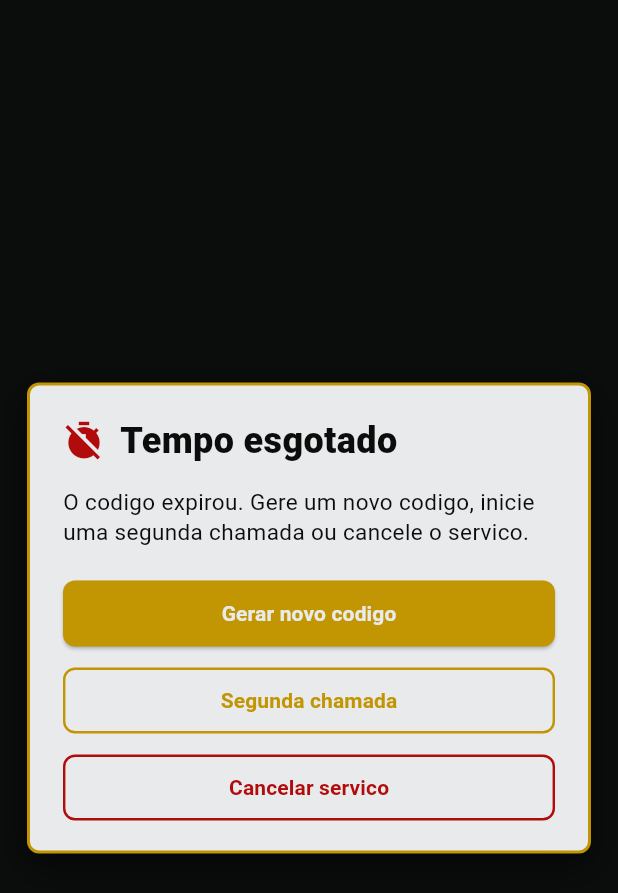
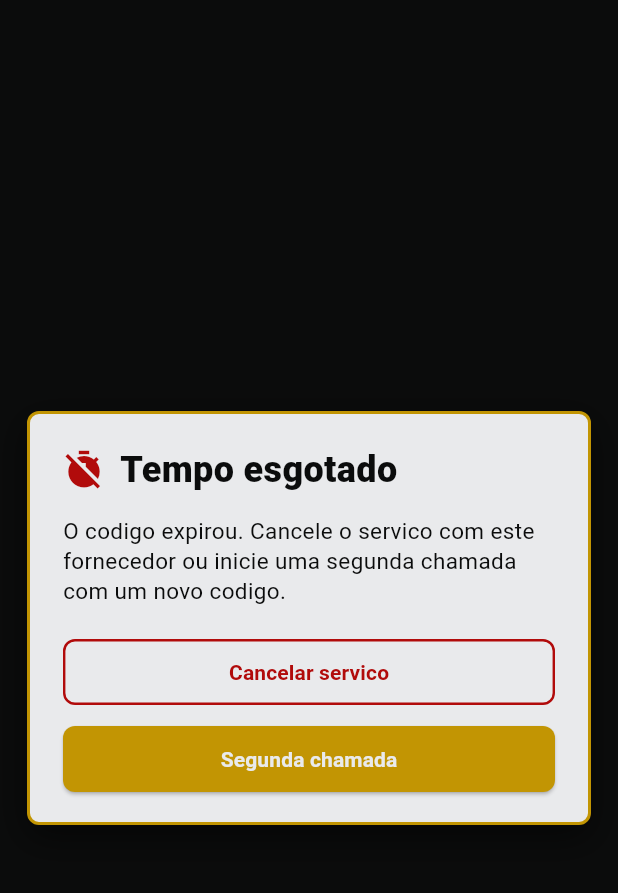
Before and after one commit to Chronora-ADS/Chronora-Flutter, a Flutter app: the _TimeExpiredActionDialog widget shown alone on an empty page, opened directly, on a phone screen of 412 x 824 dp. Shown: the top 893 px of the screen. Run offline on Flutter 3.47's test engine with Material 3 defaults, Android fonts, the phone set to English and light mode, and no system bars; our stand-ins replace file_picker, image_picker, qr_flutter, shared_preferences; accounts and stored records are empty; network calls fail.

Commit message:
revert: remove opcao gerar novo codigo (segunda chamada ja gera novo codigo)
Co-Authored-By: Claude Sonnet 4.6 <noreply@anthropic.com>

```diff
--- a/lib/pages/requests/request_accepted_view.dart
+++ b/lib/pages/requests/request_accepted_view.dart
@@ -18,7 +18,7 @@ import '../../widgets/wallet_modal.dart';
 
 enum RequestAcceptedAudience { provider, requester }
 
-enum _ExpiredCodeAction { cancelService, secondCall, renewCode }
+enum _ExpiredCodeAction { cancelService, secondCall }
 
 class _LeaveMessage {
   final String text;
@@ -604,11 +604,6 @@ class _RequestAcceptedViewState extends State<RequestAcceptedView> {
         return;
       }
 
-      if (action == _ExpiredCodeAction.renewCode) {
-        await _renewVerificationCode();
-        return;
-      }
-
       if (action == _ExpiredCodeAction.secondCall) {
         await _requestSecondCall();
         return;
@@ -682,64 +677,6 @@ class _RequestAcceptedViewState extends State<RequestAcceptedView> {
           error,
           fallback: 'Nao foi possivel iniciar a segunda chamada.',
         ),
-        isError: true,
-      );
-    } finally {
-      _isHandlingExpiration = false;
-    }
-  }
-
-  Future<void> _renewVerificationCode() async {
-    if (_isHandlingExpiration || _isLeavingAcceptedView) return;
-
-    final serviceId = _resolvedServiceDetail?.id;
-    if (serviceId == null) {
-      AppSnackBar.show(context, 'Servico nao encontrado.', isError: true);
-      return;
-    }
-
-    _isHandlingExpiration = true;
-
-    try {
-      final prefs = await SharedPreferences.getInstance();
-      final token = prefs.getString('auth_token');
-      if (token == null) throw Exception('Usuario nao autenticado.');
-
-      final response = await ApiService.put(
-        '/service/renewCode/$serviceId',
-        const {},
-        token: token,
-      );
-
-      if (response.statusCode < 200 || response.statusCode >= 300) {
-        throw Exception(
-          ApiService.extractErrorMessage(
-            response.body,
-            fallback: 'Nao foi possivel renovar o codigo.',
-          ),
-        );
-      }
-
-      final latestDetail = _parseServiceDetailFromResponse(response.body);
-      if (!mounted || latestDetail == null) return;
-
-      setState(() {
-        _resolvedServiceDetail = latestDetail;
-        _serviceId = latestDetail.id ?? _serviceId;
-        _syncAcceptedRequestInfoFromServiceDetail();
-        _didShowProviderExpiredMessage = false;
-      });
-
-      _syncRemainingAuthenticationCodeTime();
-      _startAuthenticationCodeCountdown();
-      _startAcceptedRequestSync();
-
-      AppSnackBar.show(context, 'Novo codigo gerado. Compartilhe com o prestador.');
-    } catch (error) {
-      if (!mounted) return;
-      AppSnackBar.show(
-        context,
-        _friendlyErrorMessage(error, fallback: 'Nao foi possivel renovar o codigo.'),
         isError: true,
       );
     } finally {
@@ -1981,7 +1918,7 @@ class _TimeExpiredActionDialogState extends State<_TimeExpiredActionDialog> {
               ),
               const SizedBox(height: 14),
               const Text(
-                'O codigo expirou. Gere um novo codigo, inicie uma segunda chamada ou cancele o servico.',
+                'O codigo expirou. Cancele o servico com este fornecedor ou inicie uma segunda chamada com um novo codigo.',
                 style: TextStyle(
                   color: AppColors.preto,
                   fontSize: 15,
@@ -1989,52 +1926,15 @@ class _TimeExpiredActionDialogState extends State<_TimeExpiredActionDialog> {
                 ),
               ),
               const SizedBox(height: 20),
-              Column(
-                crossAxisAlignment: CrossAxisAlignment.stretch,
-                children: [
-                  ElevatedButton(
+              LayoutBuilder(
+                builder: (context, constraints) {
+                  final isCompact = constraints.maxWidth < 380;
+                  final cancelButton = OutlinedButton(
                     onPressed: _didSelectAction
                         ? null
-                        : () => _selectAction(_ExpiredCodeAction.renewCode),
-                    style: ElevatedButton.styleFrom(
-                      backgroundColor: AppColors.amareloUmPoucoEscuro,
-                      foregroundColor: AppColors.branco,
-                      padding: const EdgeInsets.symmetric(vertical: 12),
-                      shape: RoundedRectangleBorder(
-                        borderRadius: BorderRadius.circular(8),
-                      ),
-                    ),
-                    child: const Text(
-                      'Gerar novo codigo',
-                      style: TextStyle(fontWeight: FontWeight.w700),
-                    ),
-                  ),
-                  const SizedBox(height: 10),
-                  OutlinedButton(
-                    onPressed: _didSelectAction
-                        ? null
-                        : () => _selectAction(_ExpiredCodeAction.secondCall),
-                    style: OutlinedButton.styleFrom(
-                      foregroundColor: AppColors.amareloUmPoucoEscuro,
-                      side: const BorderSide(
-                        color: AppColors.amareloUmPoucoEscuro,
-                        width: 1.6,
-                      ),
-                      padding: const EdgeInsets.symmetric(vertical: 12),
-                      shape: RoundedRectangleBorder(
-                        borderRadius: BorderRadius.circular(8),
-                      ),
-                    ),
-                    child: const Text(
-                      'Segunda chamada',
-                      style: TextStyle(fontWeight: FontWeight.w700),
-                    ),
-                  ),
-                  const SizedBox(height: 10),
-                  OutlinedButton(
-                    onPressed: _didSelectAction
-                        ? null
-                        : () => _selectAction(_ExpiredCodeAction.cancelService),
+                        : () => _selectAction(
+                              _ExpiredCodeAction.cancelService,
+                            ),
                     style: OutlinedButton.styleFrom(
                       foregroundColor: AppColors.vermelho,
                       side: const BorderSide(
@@ -2050,8 +1950,47 @@ class _TimeExpiredActionDialogState extends State<_TimeExpiredActionDialog> {
                       'Cancelar servico',
                       style: TextStyle(fontWeight: FontWeight.w700),
                     ),
-                  ),
-                ],
+                  );
+
+                  final secondCallButton = ElevatedButton(
+                    onPressed: _didSelectAction
+                        ? null
+                        : () => _selectAction(
+                              _ExpiredCodeAction.secondCall,
+                            ),
+                    style: ElevatedButton.styleFrom(
+                      backgroundColor: AppColors.amareloUmPoucoEscuro,
+                      foregroundColor: AppColors.branco,
+                      padding: const EdgeInsets.symmetric(vertical: 12),
+                      shape: RoundedRectangleBorder(
+                        borderRadius: BorderRadius.circular(8),
+                      ),
+                    ),
+                    child: const Text(
+                      'Segunda chamada',
+                      style: TextStyle(fontWeight: FontWeight.w700),
+                    ),
+                  );
+
+                  if (isCompact) {
+                    return Column(
+                      crossAxisAlignment: CrossAxisAlignment.stretch,
+                      children: [
+                        cancelButton,
+                        const SizedBox(height: 10),
+                        secondCallButton,
+                      ],
+                    );
+                  }
+
+                  return Row(
+                    children: [
+                      Expanded(child: cancelButton),
+                      const SizedBox(width: 12),
+                      Expanded(child: secondCallButton),
+                    ],
+                  );
+                },
               ),
             ],
           ),
```
